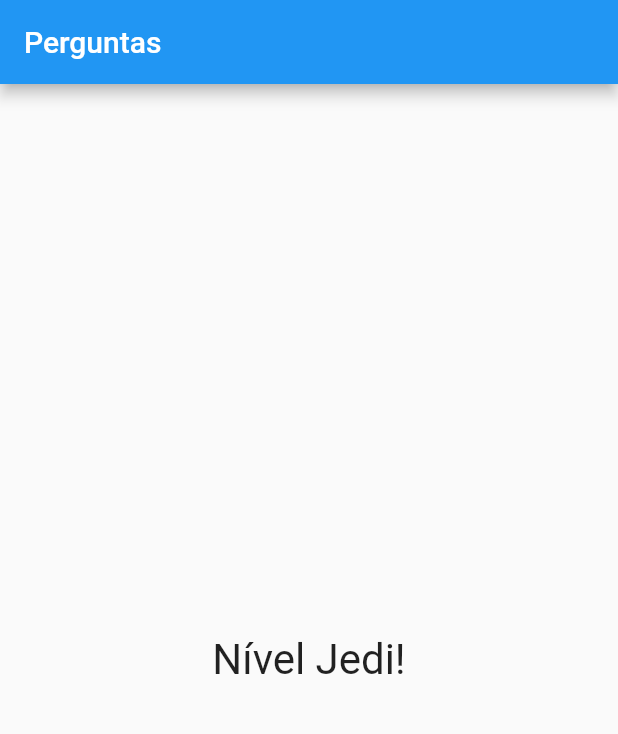
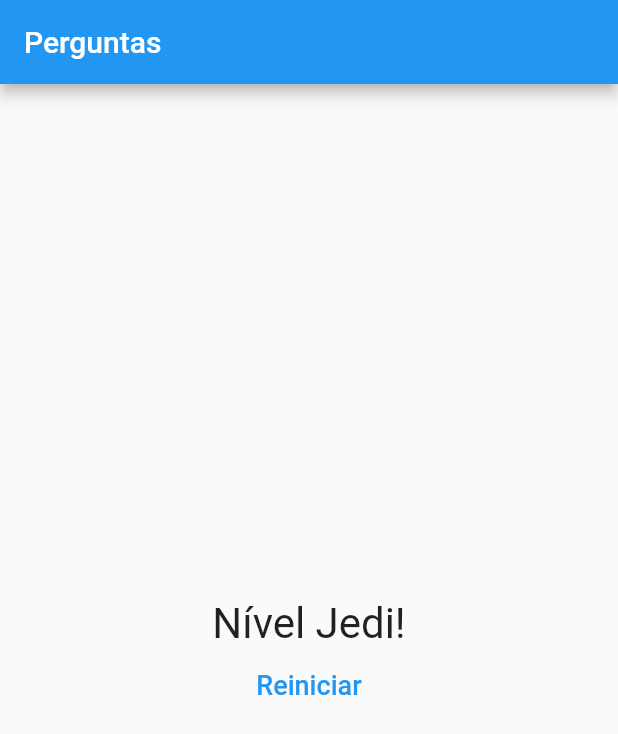
Before and after one commit to FranciscoCFranco/questionApp, a Flutter app: the screen it shows after launch, after a tap on "Preto", after a tap on "Cobra", after a tap on "João", on a phone screen of 412 x 824 dp. Shown: the top 734 px of the screen. Run offline on Flutter 3.47's test engine with Material 2 defaults, Android fonts, the phone set to English and light mode, and no system bars.

Commit message:
Adding button reiniciar

```diff
--- a/curso_flutter/projeto_perguntas/lib/main.dart
+++ b/curso_flutter/projeto_perguntas/lib/main.dart
@@ -44,8 +44,13 @@ class _PerguntaAppState extends State<PerguntaApp> {
         _pontuacaoTotal += pontuacao;
       });
     }
+  }
 
-    print(_pontuacaoTotal);
+  void _reiniciarQuestionario() {
+    setState(() {
+      _perguntaSelecionada = 0;
+      _pontuacaoTotal = 0;
+    });
   }
 
   bool get temPerguntaSelecionada {
@@ -65,7 +70,7 @@ class _PerguntaAppState extends State<PerguntaApp> {
                 perguntaSelecionada: _perguntaSelecionada,
                 quandoResponder: _responder,
               )
-            : Resultado(_pontuacaoTotal),
+            : Resultado(_pontuacaoTotal, _reiniciarQuestionario),
       ),
     );
   }
--- a/curso_flutter/projeto_perguntas/lib/resultado.dart
+++ b/curso_flutter/projeto_perguntas/lib/resultado.dart
@@ -2,8 +2,9 @@ import 'package:flutter/material.dart';
 
 class Resultado extends StatelessWidget {
   final int pontuacao;
+  final void Function() quandoReiniciarQuestionario;
 
-  Resultado(this.pontuacao);
+  Resultado(this.pontuacao, this.quandoReiniciarQuestionario);
 
   String get fraseResultado {
     if (pontuacao < 8) {
@@ -19,12 +20,27 @@ class Resultado extends StatelessWidget {
 
   @override
   Widget build(BuildContext context) {
-    return Center(
-      child: Text(
-        fraseResultado,
-        style: TextStyle(fontSize: 28),
-        textAlign: TextAlign.center,
-      ),
+    return Column(
+      mainAxisAlignment: MainAxisAlignment.center,
+      children: [
+        Center(
+          child: Text(
+            fraseResultado,
+            style: TextStyle(fontSize: 28),
+            textAlign: TextAlign.center,
+          ),
+        ),
+        TextButton(
+          onPressed: quandoReiniciarQuestionario,
+          child: Text(
+            'Reiniciar',
+            style: TextStyle(
+              color: Colors.blue,
+              fontSize: 18,
+            ),
+          ),
+        )
+      ],
     );
   }
 }
```
